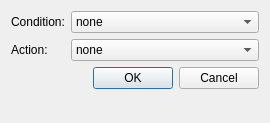
First picture: the form in composer-plugins/qnclstructural/src/forms/qnstdbind.ui, repository TeleMidia/nclcomposer, before the edit.
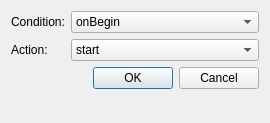
Second picture: the form after the edit.

Patch:
```diff
--- a/composer-plugins/qnclstructural/src/forms/qnstdbind.ui
+++ b/composer-plugins/qnclstructural/src/forms/qnstdbind.ui
@@ -30,11 +30,6 @@
    </item>
    <item row="0" column="1">
     <widget class="QComboBox" name="ccondition">
-     <item>
-      <property name="text">
-       <string>none</string>
-      </property>
-     </item>
      <item>
       <property name="text">
        <string>onBegin</string>
@@ -69,11 +64,6 @@
    </item>
    <item row="2" column="1">
     <widget class="QComboBox" name="caction">
-     <item>
-      <property name="text">
-       <string>none</string>
-      </property>
-     </item>
      <item>
       <property name="text">
        <string>start</string>
```
Left out of the diff: 10 changed lines with no effect on the pictures.
